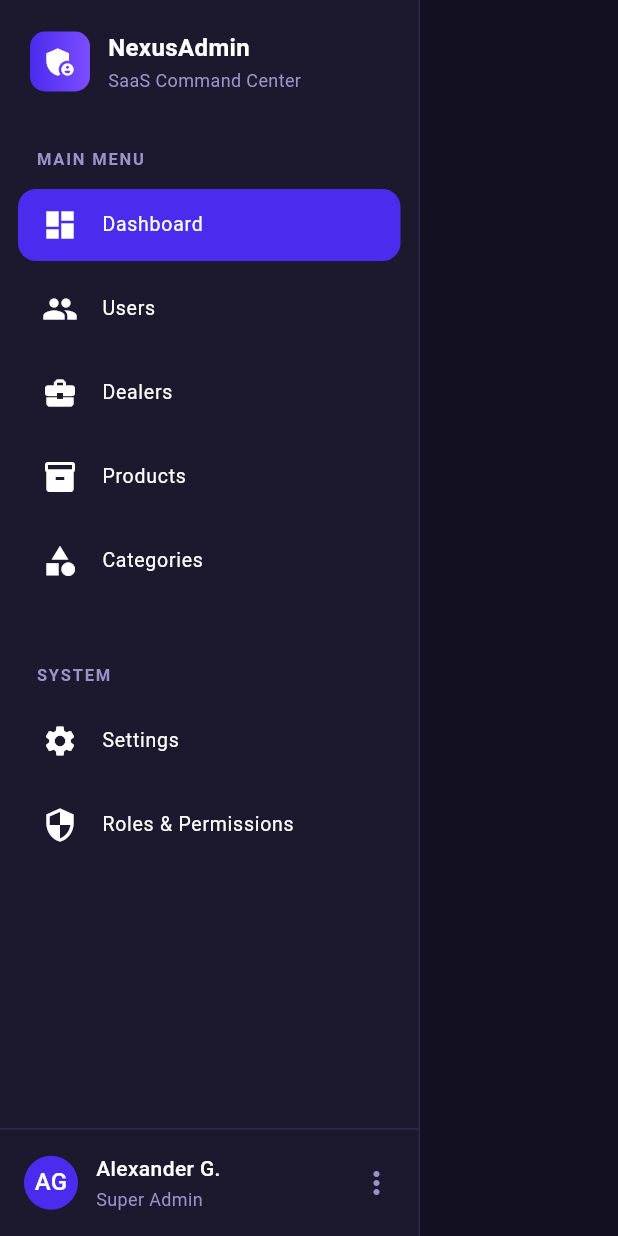
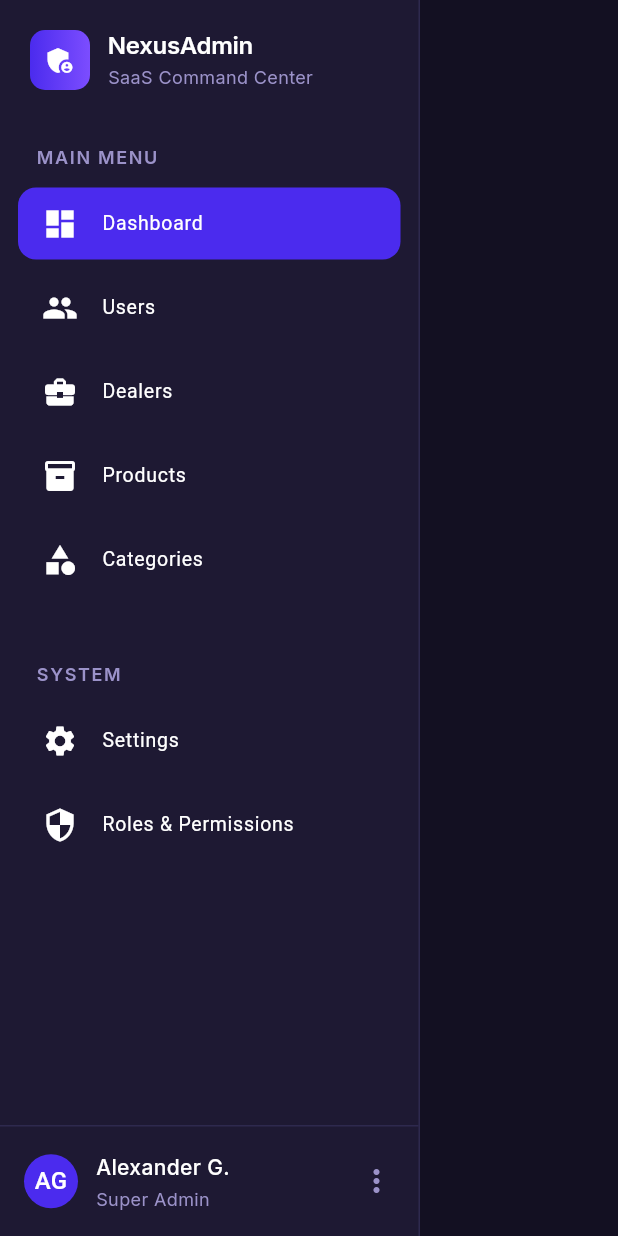
Before and after one commit to Debdaru07/E-Commerce-MVP, a Flutter app: the AdminSidebar widget shown alone on an empty page, opened directly, on a phone screen of 412 x 824 dp. Run offline on Flutter 3.47's test engine with Material 3 defaults, Android fonts, the phone set to English and light mode, and no system bars; our stand-ins replace google_fonts, lucide_icons; network calls fail.

Commit message:
App Typography implemented and Admin Tabs and Other items refined

```diff
--- a/client/lib/core/constants/app_colors.dart
+++ b/client/lib/core/constants/app_colors.dart
@@ -9,9 +9,13 @@ class AppColors {
 
   static const surfaceDark = Color(0xFF1E1933);
   static const surfaceBorder = Color(0xFF3B3267);
+  static const surfaceLight = Color(0xFFFFFFFF);
 
   static const textPrimaryDark = Colors.white;
   static const textPrimaryLight = Color(0xFF0F172A);
 
+  static const borderDark = Color(0xFF2E294E);
+
   static const textSecondary = Color(0xFF9B92C9);
+  static const textPrimary = Colors.white;
 }
--- a/client/lib/core/constants/app_text_styles.dart
+++ b/client/lib/core/constants/app_text_styles.dart
@@ -1,20 +1,56 @@
 import 'package:flutter/material.dart';
+import 'package:google_fonts/google_fonts.dart';
 import 'app_colors.dart';
 
 class AppTextStyles {
-  static const display = TextStyle(
+  static final display = GoogleFonts.inter(
     fontSize: 48,
     fontWeight: FontWeight.w900,
     height: 1.1,
+    letterSpacing: -0.5,
+    color: AppColors.textPrimary,
   );
 
-  static const heading = TextStyle(fontSize: 32, fontWeight: FontWeight.w800);
+  static final heading = GoogleFonts.inter(
+    fontSize: 32,
+    fontWeight: FontWeight.w700,
+    height: 1.2,
+    letterSpacing: -0.3,
+    color: AppColors.textPrimary,
+  );
 
-  static const subheading = TextStyle(
+  static final sectionTitle = GoogleFonts.inter(
     fontSize: 18,
+    fontWeight: FontWeight.w600,
+    height: 1.3,
+    color: AppColors.textPrimary,
+  );
+
+  static final subheading = GoogleFonts.inter(
+    fontSize: 14,
     fontWeight: FontWeight.w500,
+    height: 1.4,
     color: AppColors.textSecondary,
   );
 
-  static const body = TextStyle(fontSize: 14, height: 1.6);
+  static final body = GoogleFonts.inter(
+    fontSize: 14,
+    fontWeight: FontWeight.w400,
+    height: 1.6,
+    color: AppColors.textPrimary,
+  );
+
+  static final labelSmall = GoogleFonts.inter(
+    fontSize: 12,
+    fontWeight: FontWeight.w600,
+    letterSpacing: 1.1,
+    color: AppColors.textSecondary,
+  );
+
+  static final caption = GoogleFonts.inter(
+    fontSize: 12,
+    fontWeight: FontWeight.w400,
+    height: 1.4,
+    color: AppColors.textSecondary,
+  );
 }
--- a/client/lib/features/admin/layout/admin_sidebar.dart
+++ b/client/lib/features/admin/layout/admin_sidebar.dart
@@ -1,6 +1,9 @@
 import 'package:flutter/material.dart';
 
+import '../../../core/constants/app_colors.dart';
+import '../../../core/constants/app_text_styles.dart';
 import '../widgets/sidebar_menu_item.dart';
+import 'admin_tabs.dart';
 
 class AdminSidebar extends StatelessWidget {
   const AdminSidebar({super.key});
@@ -10,9 +13,9 @@ class AdminSidebar extends StatelessWidget {
     return Container(
       width: 280,
       decoration: const BoxDecoration(
-        color: Color(0xFF1C192E),
+        color: AppColors.surfaceDark,
         border: Border(
-          right: BorderSide(color: Color(0xFF2E294E)),
+          right: BorderSide(color: AppColors.borderDark),
         ),
       ),
       child: Column(
@@ -39,33 +42,30 @@ class _SidebarHeader extends StatelessWidget {
             decoration: BoxDecoration(
               borderRadius: BorderRadius.circular(10),
               gradient: const LinearGradient(
-                colors: [Color(0xFF4B2BEE), Color(0xFF7C4DFF)],
+                colors: [AppColors.primary, Color(0xFF7C4DFF)],
               ),
             ),
             child: const Icon(
               Icons.admin_panel_settings,
               color: Colors.white,
+              size: 22,
             ),
           ),
           const SizedBox(width: 12),
-          const Column(
+          Column(
             crossAxisAlignment: CrossAxisAlignment.start,
             children: [
               Text(
                 'NexusAdmin',
-                style: TextStyle(
-                  fontWeight: FontWeight.bold,
+                style: AppTextStyles.sectionTitle.copyWith(
                   fontSize: 16,
-                  color: Colors.white,
+                  letterSpacing: -0.2, // tracking-tight
                 ),
               ),
-              SizedBox(height: 2),
+              const SizedBox(height: 2),
               Text(
                 'SaaS Command Center',
-                style: TextStyle(
-                  fontSize: 12,
-                  color: Color(0xFF9B92C9),
-                ),
+                style: AppTextStyles.caption,
               ),
             ],
           ),
@@ -85,33 +85,39 @@ class _SidebarMenu extends StatelessWidget {
         SidebarMenuItem(
           icon: Icons.dashboard,
           label: 'Dashboard',
-          active: true,
+          tab: AdminTab.dashboard,
         ),
         SidebarMenuItem(
           icon: Icons.group,
           label: 'Users',
+          tab: AdminTab.users,
         ),
         SidebarMenuItem(
           icon: Icons.business_center,
           label: 'Dealers',
+          tab: AdminTab.dealers,
         ),
         SidebarMenuItem(
           icon: Icons.inventory_2,
           label: 'Products',
+          tab: AdminTab.products,
         ),
         SidebarMenuItem(
           icon: Icons.category,
           label: 'Categories',
+          tab: AdminTab.categories,
         ),
         SizedBox(height: 24),
         _MenuSection(title: 'System'),
         SidebarMenuItem(
           icon: Icons.settings,
           label: 'Settings',
+          tab: AdminTab.settings,
         ),
         SidebarMenuItem(
           icon: Icons.security,
           label: 'Roles & Permissions',
+          tab: AdminTab.roles,
         ),
       ],
     );
@@ -129,12 +135,7 @@ class _MenuSection extends StatelessWidget {
       padding: const EdgeInsets.fromLTRB(12, 16, 12, 8),
       child: Text(
         title.toUpperCase(),
-        style: const TextStyle(
-          fontSize: 11,
-          fontWeight: FontWeight.bold,
-          letterSpacing: 1.2,
-          color: Color(0xFF9B92C9),
-        ),
+        style: AppTextStyles.labelSmall,
       ),
     );
   }
@@ -147,47 +148,42 @@ class _SidebarProfile extends StatelessWidget {
       padding: const EdgeInsets.all(16),
       decoration: const BoxDecoration(
         border: Border(
-          top: BorderSide(color: Color(0xFF2E294E)),
+          top: BorderSide(color: AppColors.borderDark),
         ),
       ),
-      child: const Row(
+      child: Row(
         children: [
-          CircleAvatar(
+          const CircleAvatar(
             radius: 18,
-            backgroundColor: Color(0xFF4B2BEE),
+            backgroundColor: AppColors.primary,
             child: Text(
               'AG',
               style: TextStyle(color: Colors.white),
             ),
           ),
-          SizedBox(width: 12),
+          const SizedBox(width: 12),
           Expanded(
             child: Column(
               crossAxisAlignment: CrossAxisAlignment.start,
               children: [
                 Text(
                   'Alexander G.',
-                  style: TextStyle(
-                    color: Colors.white,
-                    fontSize: 14,
+                  style: AppTextStyles.body.copyWith(
                     fontWeight: FontWeight.w500,
                   ),
                   overflow: TextOverflow.ellipsis,
                 ),
-                SizedBox(height: 2),
+                const SizedBox(height: 2),
                 Text(
                   'Super Admin',
-                  style: TextStyle(
-                    fontSize: 12,
-                    color: Color(0xFF9B92C9),
-                  ),
+                  style: AppTextStyles.caption,
                 ),
               ],
             ),
           ),
-          Icon(
+          const Icon(
             Icons.more_vert,
-            color: Color(0xFF9B92C9),
+            color: AppColors.textSecondary,
           ),
         ],
       ),
--- /dev/null
+++ b/client/lib/features/admin/layout/admin_tabs.dart
@@ -0,0 +1,30 @@
+enum AdminTab {
+  dashboard,
+  users,
+  dealers,
+  products,
+  categories,
+  settings,
+  roles,
+}
+
+extension AdminTabX on AdminTab {
+  String get label {
+    switch (this) {
+      case AdminTab.dashboard:
+        return 'Dashboard';
+      case AdminTab.users:
+        return 'Users';
+      case AdminTab.dealers:
+        return 'Dealers';
+      case AdminTab.products:
+        return 'Products';
+      case AdminTab.categories:
+        return 'Categories';
+      case AdminTab.settings:
+        return 'Settings';
+      case AdminTab.roles:
+        return 'Roles & Permissions';
+    }
+  }
+}
--- /dev/null
+++ b/client/lib/features/admin/providers/admin_state.dart
@@ -0,0 +1,8 @@
+import 'package:flutter/material.dart';
+
+import '../layout/admin_tabs.dart';
+
+class AdminState {
+  static final ValueNotifier<AdminTab> selectedTab =
+      ValueNotifier(AdminTab.dashboard);
+}
--- a/client/lib/features/admin/widgets/sidebar_menu_item.dart
+++ b/client/lib/features/admin/widgets/sidebar_menu_item.dart
@@ -1,23 +1,31 @@
 import 'package:flutter/material.dart';
+
+import '../layout/admin_tabs.dart';
+import '../providers/admin_state.dart';
 
 class SidebarMenuItem extends StatelessWidget {
   final IconData icon;
   final String label;
-  final bool active;
+  final AdminTab tab;
 
   const SidebarMenuItem({
     super.key,
     required this.icon,
     required this.label,
-    this.active = false,
+    required this.tab,
   });
 
   @override
   Widget build(BuildContext context) {
+    return ValueListenableBuilder<AdminTab>(
+      valueListenable: AdminState.selectedTab,
+      builder: (_, selectedTab, __) {
+        final bool isActive = selectedTab == tab;
+
         return Container(
           margin: const EdgeInsets.symmetric(vertical: 4),
           decoration: BoxDecoration(
-        color: active ? const Color(0xFF4B2BEE) : Colors.transparent,
+            color: isActive ? const Color(0xFF4B2BEE) : Colors.transparent,
             borderRadius: BorderRadius.circular(12),
           ),
           child: ListTile(
@@ -26,9 +34,13 @@ class SidebarMenuItem extends StatelessWidget {
               label,
               style: const TextStyle(color: Colors.white),
             ),
-        onTap: () {},
+            onTap: () {
+              AdminState.selectedTab.value = tab;
+            },
             dense: true,
           ),
         );
+      },
+    );
   }
 }
```
Also changed, not shown: client/lib/features/admin/layout/admin_header.dart (+18 -8 lines), client/lib/features/admin/pages/admin_dashboard_page.dart (+53 -2 lines). Lines whose indentation alone changed are shown as unchanged.
